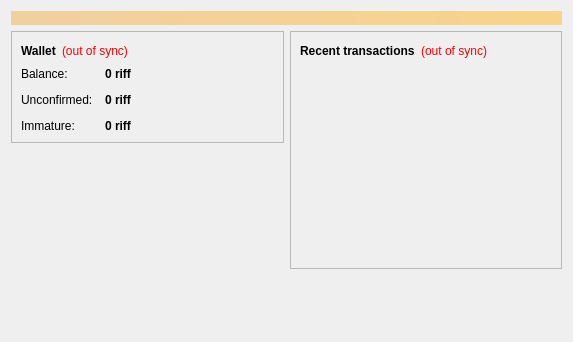
The window that src/qt/forms/overviewpage.ui (sdavignon/RIFFCash) describes before a commit, drawn with Qt 5.
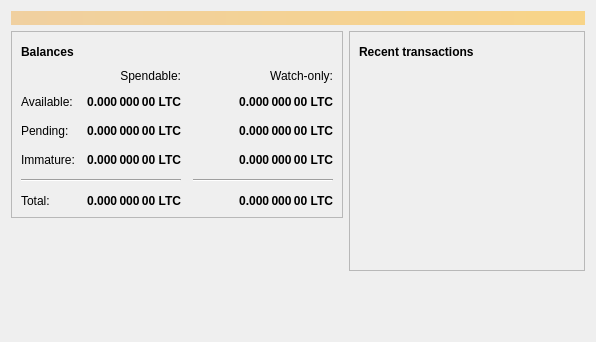
The same window after the commit. Icons and pictures are not drawn.

```diff
--- a/src/qt/forms/overviewpage.ui
+++ b/src/qt/forms/overviewpage.ui
@@ -6,7 +6,7 @@
    <rect>
     <x>0</x>
     <y>0</y>
-    <width>573</width>
+    <width>596</width>
     <height>342</height>
    </rect>
   </property>
@@ -20,7 +20,7 @@
       <bool>false</bool>
      </property>
      <property name="styleSheet">
-      <string notr="true">background-color: qlineargradient(x1: 0, y1: 0, x2: 1, y2: 0, stop:0 #F0D0A0, stop:1 #F8D488); color:#000000;</string>
+      <string notr="true">QLabel { background-color: qlineargradient(x1: 0, y1: 0, x2: 1, y2: 0, stop:0 #F0D0A0, stop:1 #F8D488); color:#000000; }</string>
      </property>
      <property name="wordWrap">
       <bool>true</bool>
@@ -54,27 +54,194 @@
                </font>
               </property>
               <property name="text">
-               <string>Wallet</string>
+               <string>Balances</string>
               </property>
              </widget>
             </item>
             <item>
-             <widget class="QLabel" name="labelWalletStatus">
+             <widget class="QPushButton" name="labelWalletStatus">
+              <property name="enabled">
+               <bool>true</bool>
+              </property>
+              <property name="maximumSize">
+               <size>
+                <width>30</width>
+                <height>16777215</height>
+               </size>
+              </property>
               <property name="toolTip">
                <string>The displayed information may be out of date. Your wallet automatically synchronizes with the RIFFCash network after a connection is established, but this process has not completed yet.</string>
               </property>
-              <property name="styleSheet">
-               <string notr="true">QLabel { color: red; }</string>
+              <property name="text">
+               <string/>
               </property>
+              <property name="icon">
+               <iconset resource="../bitcoin.qrc">
+                <normaloff>:/icons/warning</normaloff>
+                <disabledoff>:/icons/warning</disabledoff>:/icons/warning</iconset>
+              </property>
+              <property name="iconSize">
+               <size>
+                <width>24</width>
+                <height>24</height>
+               </size>
+              </property>
+              <property name="flat">
+               <bool>true</bool>
+              </property>
+             </widget>
+            </item>
+            <item>
+             <spacer name="horizontalSpacer_3">
+              <property name="orientation">
+               <enum>Qt::Horizontal</enum>
+              </property>
+              <property name="sizeHint" stdset="0">
+               <size>
+                <width>40</width>
+                <height>20</height>
+               </size>
+              </property>
+             </spacer>
+            </item>
+           </layout>
+          </item>
+          <item>
+           <layout class="QGridLayout" name="gridLayout">
+            <property name="spacing">
+             <number>12</number>
+            </property>
+            <item row="2" column="2">
+             <widget class="QLabel" name="labelWatchPending">
+              <property name="font">
+               <font>
+                <weight>75</weight>
+                <bold>true</bold>
+               </font>
+              </property>
+              <property name="cursor">
+               <cursorShape>IBeamCursor</cursorShape>
+              </property>
+              <property name="toolTip">
+               <string>Unconfirmed transactions to watch-only addresses</string>
+              </property>
               <property name="text">
-               <string notr="true">(out of sync)</string>
+               <string notr="true">0.000 000 00 LTC</string>
               </property>
               <property name="alignment">
-               <set>Qt::AlignLeading|Qt::AlignLeft|Qt::AlignVCenter</set>
+               <set>Qt::AlignRight|Qt::AlignTrailing|Qt::AlignVCenter</set>
               </property>
              </widget>
             </item>
-            <item>
+            <item row="2" column="1">
+             <widget class="QLabel" name="labelUnconfirmed">
+              <property name="font">
+               <font>
+                <weight>75</weight>
+                <bold>true</bold>
+               </font>
+              </property>
+              <property name="cursor">
+               <cursorShape>IBeamCursor</cursorShape>
+              </property>
+              <property name="toolTip">
+               <string>Total of transactions that have yet to be confirmed, and do not yet count toward the spendable balance</string>
+              </property>
+              <property name="text">
+               <string notr="true">0.000 000 00 LTC</string>
+              </property>
+              <property name="alignment">
+               <set>Qt::AlignRight|Qt::AlignTrailing|Qt::AlignVCenter</set>
+              </property>
+              <property name="textInteractionFlags">
+               <set>Qt::LinksAccessibleByMouse|Qt::TextSelectableByKeyboard|Qt::TextSelectableByMouse</set>
+              </property>
+             </widget>
+            </item>
+            <item row="3" column="2">
+             <widget class="QLabel" name="labelWatchImmature">
+              <property name="font">
+               <font>
+                <weight>75</weight>
+                <bold>true</bold>
+               </font>
+              </property>
+              <property name="cursor">
+               <cursorShape>IBeamCursor</cursorShape>
+              </property>
+              <property name="toolTip">
+               <string>Mined balance in watch-only addresses that has not yet matured</string>
+              </property>
+              <property name="text">
+               <string notr="true">0.000 000 00 LTC</string>
+              </property>
+              <property name="alignment">
+               <set>Qt::AlignRight|Qt::AlignTrailing|Qt::AlignVCenter</set>
+              </property>
+              <property name="textInteractionFlags">
+               <set>Qt::LinksAccessibleByMouse|Qt::TextSelectableByKeyboard|Qt::TextSelectableByMouse</set>
+              </property>
+             </widget>
+            </item>
+            <item row="4" column="0" colspan="2">
+             <widget class="Line" name="line">
+              <property name="orientation">
+               <enum>Qt::Horizontal</enum>
+              </property>
+             </widget>
+            </item>
+            <item row="4" column="2">
+             <widget class="Line" name="lineWatchBalance">
+              <property name="sizePolicy">
+               <sizepolicy hsizetype="Preferred" vsizetype="Fixed">
+                <horstretch>0</horstretch>
+                <verstretch>0</verstretch>
+               </sizepolicy>
+              </property>
+              <property name="minimumSize">
+               <size>
+                <width>140</width>
+                <height>0</height>
+               </size>
+              </property>
+              <property name="orientation">
+               <enum>Qt::Horizontal</enum>
+              </property>
+             </widget>
+            </item>
+            <item row="5" column="0">
+             <widget class="QLabel" name="labelTotalText">
+              <property name="text">
+               <string>Total:</string>
+              </property>
+             </widget>
+            </item>
+            <item row="3" column="1">
+             <widget class="QLabel" name="labelImmature">
+              <property name="font">
+               <font>
+                <weight>75</weight>
+                <bold>true</bold>
+               </font>
+              </property>
+              <property name="cursor">
+               <cursorShape>IBeamCursor</cursorShape>
+              </property>
+              <property name="toolTip">
+               <string>Mined balance that has not yet matured</string>
+              </property>
+              <property name="text">
+               <string notr="true">0.000 000 00 LTC</string>
+              </property>
+              <property name="alignment">
+               <set>Qt::AlignRight|Qt::AlignTrailing|Qt::AlignVCenter</set>
+              </property>
+              <property name="textInteractionFlags">
+               <set>Qt::LinksAccessibleByMouse|Qt::TextSelectableByKeyboard|Qt::TextSelectableByMouse</set>
+              </property>
+             </widget>
+            </item>
+            <item row="2" column="3">
              <spacer name="horizontalSpacer_2">
               <property name="orientation">
                <enum>Qt::Horizontal</enum>
@@ -87,28 +254,15 @@
               </property>
              </spacer>
             </item>
-           </layout>
-          </item>
-          <item>
-           <layout class="QFormLayout" name="formLayout_2">
-            <property name="fieldGrowthPolicy">
-             <enum>QFormLayout::AllNonFixedFieldsGrow</enum>
-            </property>
-            <property name="horizontalSpacing">
-             <number>12</number>
-            </property>
-            <property name="verticalSpacing">
-             <number>12</number>
-            </property>
-            <item row="0" column="0">
-             <widget class="QLabel" name="label">
+            <item row="3" column="0">
+             <widget class="QLabel" name="labelImmatureText">
               <property name="text">
-               <string>Balance:</string>
+               <string>Immature:</string>
               </property>
              </widget>
             </item>
-            <item row="0" column="1">
-             <widget class="QLabel" name="labelBalance">
+            <item row="5" column="1">
+             <widget class="QLabel" name="labelTotal">
               <property name="font">
                <font>
                 <weight>75</weight>
@@ -122,22 +276,60 @@
                <string>Your current balance</string>
               </property>
               <property name="text">
-               <string notr="true">0 riff</string>
+               <string notr="true">0.000 000 00 LTC</string>
               </property>
+              <property name="alignment">
+               <set>Qt::AlignRight|Qt::AlignTrailing|Qt::AlignVCenter</set>
+              </property>
               <property name="textInteractionFlags">
                <set>Qt::LinksAccessibleByMouse|Qt::TextSelectableByKeyboard|Qt::TextSelectableByMouse</set>
               </property>
              </widget>
             </item>
+            <item row="5" column="2">
+             <widget class="QLabel" name="labelWatchTotal">
+              <property name="font">
+               <font>
+                <weight>75</weight>
+                <bold>true</bold>
+               </font>
+              </property>
+              <property name="cursor">
+               <cursorShape>IBeamCursor</cursorShape>
+              </property>
+              <property name="toolTip">
+               <string>Current total balance in watch-only addresses</string>
+              </property>
+              <property name="text">
+               <string notr="true">0.000 000 00 LTC</string>
+              </property>
+              <property name="alignment">
+               <set>Qt::AlignRight|Qt::AlignTrailing|Qt::AlignVCenter</set>
+              </property>
+              <property name="textInteractionFlags">
+               <set>Qt::LinksAccessibleByMouse|Qt::TextSelectableByKeyboard|Qt::TextSelectableByMouse</set>
+              </property>
+             </widget>
+            </item>
+            <item row="0" column="2">
+             <widget class="QLabel" name="labelWatchonly">
+              <property name="text">
+               <string>Watch-only:</string>
+              </property>
+              <property name="alignment">
+               <set>Qt::AlignRight|Qt::AlignTrailing|Qt::AlignVCenter</set>
+              </property>
+             </widget>
+            </item>
             <item row="1" column="0">
-             <widget class="QLabel" name="label_3">
+             <widget class="QLabel" name="labelBalanceText">
               <property name="text">
-               <string>Unconfirmed:</string>
+               <string>Available:</string>
               </property>
              </widget>
             </item>
             <item row="1" column="1">
-             <widget class="QLabel" name="labelUnconfirmed">
+             <widget class="QLabel" name="labelBalance">
               <property name="font">
                <font>
                 <weight>75</weight>
@@ -151,7 +343,35 @@
                <string>Total of transactions that have yet to be confirmed, and do not yet count toward the current balance</string>
               </property>
               <property name="text">
-               <string notr="true">0 riff</string>
+               <string notr="true">0.000 000 00 LTC</string>
+              </property>
+              <property name="alignment">
+               <set>Qt::AlignRight|Qt::AlignTrailing|Qt::AlignVCenter</set>
+              </property>
+              <property name="textInteractionFlags">
+               <set>Qt::LinksAccessibleByMouse|Qt::TextSelectableByKeyboard|Qt::TextSelectableByMouse</set>
+              </property>
+             </widget>
+            </item>
+            <item row="1" column="2">
+             <widget class="QLabel" name="labelWatchAvailable">
+              <property name="font">
+               <font>
+                <weight>75</weight>
+                <bold>true</bold>
+               </font>
+              </property>
+              <property name="cursor">
+               <cursorShape>IBeamCursor</cursorShape>
+              </property>
+              <property name="toolTip">
+               <string>Your current balance in watch-only addresses</string>
+              </property>
+              <property name="text">
+               <string notr="true">0.000 000 00 LTC</string>
+              </property>
+              <property name="alignment">
+               <set>Qt::AlignRight|Qt::AlignTrailing|Qt::AlignVCenter</set>
               </property>
               <property name="textInteractionFlags">
                <set>Qt::LinksAccessibleByMouse|Qt::TextSelectableByKeyboard|Qt::TextSelectableByMouse</set>
@@ -159,28 +379,19 @@
              </widget>
             </item>
             <item row="2" column="0">
-             <widget class="QLabel" name="labelImmatureText">
+             <widget class="QLabel" name="labelPendingText">
               <property name="text">
-               <string>Immature:</string>
+               <string>Pending:</string>
               </property>
              </widget>
             </item>
-            <item row="2" column="1">
-             <widget class="QLabel" name="labelImmature">
-              <property name="font">
-               <font>
-                <weight>75</weight>
-                <bold>true</bold>
-               </font>
-              </property>
-              <property name="toolTip">
-               <string>Mined balance that has not yet matured</string>
-              </property>
+            <item row="0" column="1">
+             <widget class="QLabel" name="labelSpendable">
               <property name="text">
-               <string notr="true">0 riff</string>
+               <string>Spendable:</string>
               </property>
-              <property name="textInteractionFlags">
-               <set>Qt::LinksAccessibleByMouse|Qt::TextSelectableByKeyboard|Qt::TextSelectableByMouse</set>
+              <property name="alignment">
+               <set>Qt::AlignRight|Qt::AlignTrailing|Qt::AlignVCenter</set>
               </property>
              </widget>
             </item>
@@ -219,24 +430,47 @@
            <layout class="QHBoxLayout" name="horizontalLayout_2">
             <item>
              <widget class="QLabel" name="label_4">
+              <property name="font">
+               <font>
+                <weight>75</weight>
+                <bold>true</bold>
+               </font>
+              </property>
               <property name="text">
-               <string>&lt;b&gt;Recent transactions&lt;/b&gt;</string>
+               <string>Recent transactions</string>
               </property>
              </widget>
             </item>
             <item>
-             <widget class="QLabel" name="labelTransactionsStatus">
+             <widget class="QPushButton" name="labelTransactionsStatus">
+              <property name="enabled">
+               <bool>true</bool>
+              </property>
+              <property name="maximumSize">
+               <size>
+                <width>30</width>
+                <height>16777215</height>
+               </size>
+              </property>
               <property name="toolTip">
-               <string>The displayed information may be out of date. Your wallet automatically synchronizes with the RIFFCash network after a connection is established, but this process has not completed yet.</string>
-              </property>
-              <property name="styleSheet">
-               <string notr="true">QLabel { color: red; }</string>
+               <string>The displayed information may be out of date. Your wallet automatically synchronizes with the riffcash network after a connection is established, but this process has not completed yet.</string>
               </property>
               <property name="text">
-               <string notr="true">(out of sync)</string>
+               <string/>
               </property>
-              <property name="alignment">
-               <set>Qt::AlignRight|Qt::AlignTrailing|Qt::AlignVCenter</set>
+              <property name="icon">
+               <iconset resource="../bitcoin.qrc">
+                <normaloff>:/icons/warning</normaloff>
+                <disabledoff>:/icons/warning</disabledoff>:/icons/warning</iconset>
+              </property>
+              <property name="iconSize">
+               <size>
+                <width>24</width>
+                <height>24</height>
+               </size>
+              </property>
+              <property name="flat">
+               <bool>true</bool>
               </property>
              </widget>
             </item>
```
Left out of the diff: 12 changed lines with no effect on the pictures.
